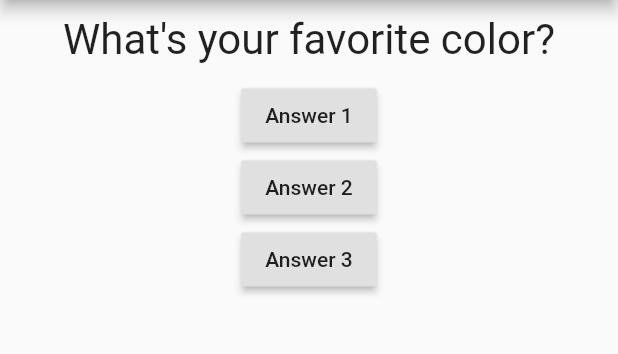
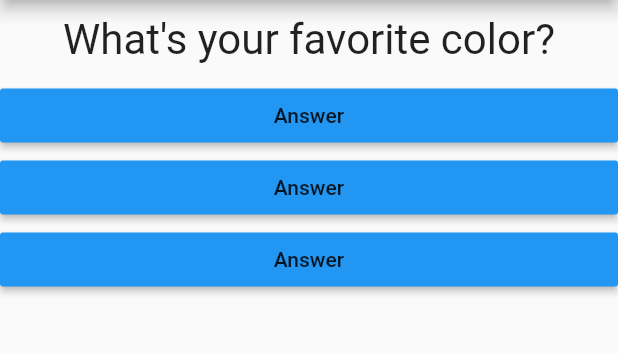
Before and after one commit to jdesfon/FLUTTER_courses, a Flutter app: the screen it shows after launch, on a phone screen of 412 x 824 dp, the part 84-438 px from its top. Run offline on Flutter 3.47's test engine with Material 2 defaults, Android fonts, the phone set to English and light mode, and no system bars.

Commit message:
widget(answer): create

```diff
--- /dev/null
+++ b/quizz_app/lib/answer.dart
@@ -0,0 +1,19 @@
+import 'package:flutter/material.dart';
+
+class Answer extends StatelessWidget {
+  final Function selectHandler;
+
+  Answer(this.selectHandler);
+
+  @override
+  Widget build(BuildContext context) {
+    return Container(
+      width: double.infinity,
+      child: RaisedButton(
+        color: Colors.blue,
+        child: Text('Answer'),
+        onPressed: selectHandler,
+      ),
+    );
+  }
+}
--- a/quizz_app/lib/main.dart
+++ b/quizz_app/lib/main.dart
@@ -1,6 +1,7 @@
 import 'package:flutter/material.dart';
 
 import './question.dart';
+import './answer.dart';
 
 void main() => runApp(MyApp());
 
@@ -33,18 +34,9 @@ class _MyAppState extends State<MyApp> {
         body: Column(
           children: [
             Question(questions[_questionIndex]),
-            RaisedButton(
-              child: Text('Answer 1'),
-              onPressed: _answerQuestion,
-            ),
-            RaisedButton(
-              child: Text('Answer 2'),
-              onPressed: _answerQuestion,
-            ),
-            RaisedButton(
-              child: Text('Answer 3'),
-              onPressed: _answerQuestion,
-            ),
+            Answer(_answerQuestion),
+            Answer(_answerQuestion),
+            Answer(_answerQuestion),
           ],
         ),
       ),
```
